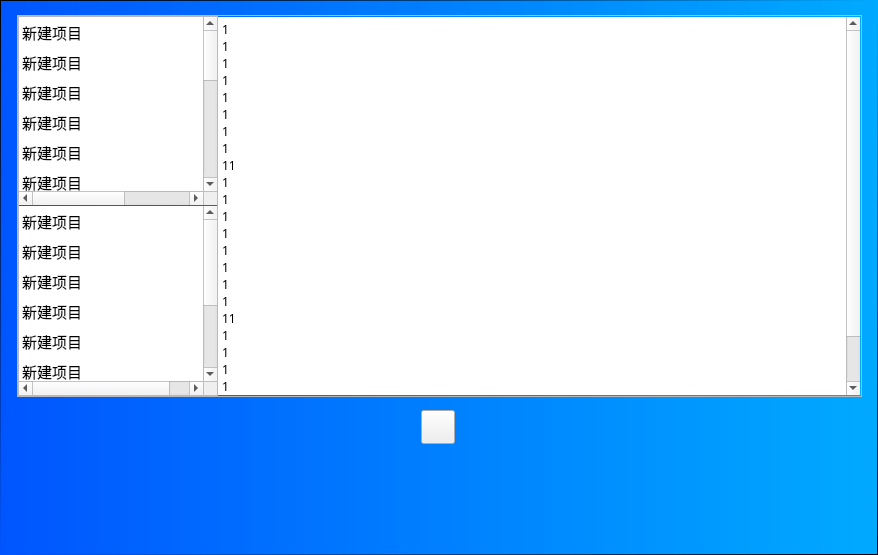
Above: KinectServer/KinectServer.ui from jammgit/KinectServer before the change. Below: the same form after it.
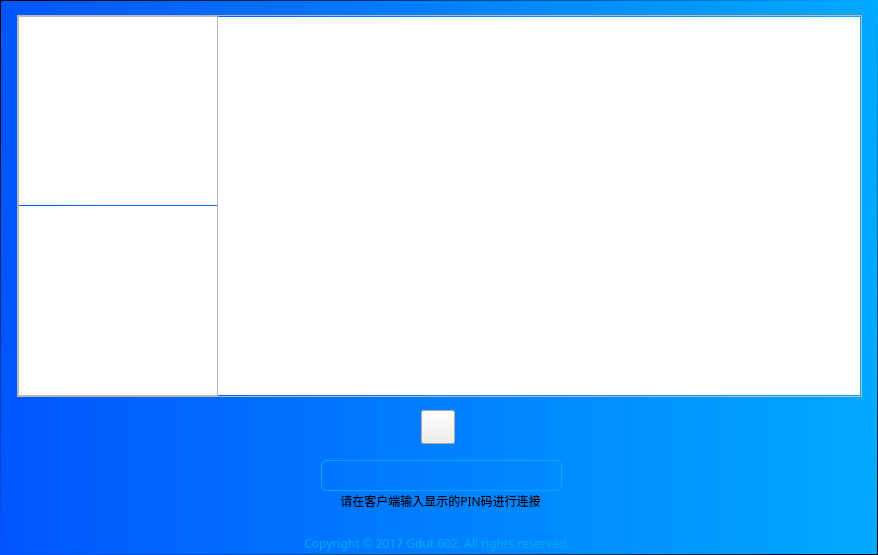
That is the form after the change. Icons and pictures are not drawn.

Commit message: 1.连接请求协议添加发送设备名 2.数据请求状态机更改，支持多设备 3.添加网络监测 4.添加PIN码连接功能 5.添加套接字保活 6.AsyncTcpConnection 关闭套接字时，HandleRead还有回调，所以不能将Socket置为NULL

```diff
--- a/KinectServer/KinectServer.ui
+++ b/KinectServer/KinectServer.ui
@@ -158,91 +158,6 @@
           <property name="spacing">
            <number>1</number>
           </property>
-          <item>
-           <property name="text">
-            <string>新建项目</string>
-           </property>
-          </item>
-          <item>
-           <property name="text">
-            <string>新建项目</string>
-           </property>
-          </item>
-          <item>
-           <property name="text">
-            <string>新建项目</string>
-           </property>
-          </item>
-          <item>
-           <property name="text">
-            <string>新建项目</string>
-           </property>
-          </item>
-          <item>
-           <property name="text">
-            <string>新建项目</string>
-           </property>
-          </item>
-          <item>
-           <property name="text">
-            <string>新建项目</string>
-           </property>
-          </item>
-          <item>
-           <property name="text">
-            <string>新建项目</string>
-           </property>
-          </item>
-          <item>
-           <property name="text">
-            <string>新建项目</string>
-           </property>
-          </item>
-          <item>
-           <property name="text">
-            <string>新建项目</string>
-           </property>
-          </item>
-          <item>
-           <property name="text">
-            <string>新建项目</string>
-           </property>
-          </item>
-          <item>
-           <property name="text">
-            <string>新建项目</string>
-           </property>
-          </item>
-          <item>
-           <property name="text">
-            <string>新建项目</string>
-           </property>
-          </item>
-          <item>
-           <property name="text">
-            <string>新建项目</string>
-           </property>
-          </item>
-          <item>
-           <property name="text">
-            <string>新建项目</string>
-           </property>
-          </item>
-          <item>
-           <property name="text">
-            <string>新建项目</string>
-           </property>
-          </item>
-          <item>
-           <property name="text">
-            <string>ggggggggggggggggggggggggggggggggggggg</string>
-           </property>
-          </item>
-          <item>
-           <property name="text">
-            <string>新建项目</string>
-           </property>
-          </item>
          </widget>
         </item>
         <item>
@@ -292,56 +207,6 @@
           <property name="spacing">
            <number>1</number>
           </property>
-          <item>
-           <property name="text">
-            <string>新建项目</string>
-           </property>
-          </item>
-          <item>
-           <property name="text">
-            <string>新建项目</string>
-           </property>
-          </item>
-          <item>
-           <property name="text">
-            <string>新建项目</string>
-           </property>
-          </item>
-          <item>
-           <property name="text">
-            <string>新建项目</string>
-           </property>
-          </item>
-          <item>
-           <property name="text">
-            <string>新建项目</string>
-           </property>
-          </item>
-          <item>
-           <property name="text">
-            <string>新建项目</string>
-           </property>
-          </item>
-          <item>
-           <property name="text">
-            <string>新建项目</string>
-           </property>
-          </item>
-          <item>
-           <property name="text">
-            <string>新建项目</string>
-           </property>
-          </item>
-          <item>
-           <property name="text">
-            <string>ffffffffffffffffffffffffffffffffffffffffffffffffffff</string>
-           </property>
-          </item>
-          <item>
-           <property name="text">
-            <string>新建项目</string>
-           </property>
-          </item>
          </widget>
         </item>
        </layout>
@@ -390,31 +255,7 @@
 &lt;html&gt;&lt;head&gt;&lt;meta name=&quot;qrichtext&quot; content=&quot;1&quot; /&gt;&lt;style type=&quot;text/css&quot;&gt;
 p, li { white-space: pre-wrap; }
 &lt;/style&gt;&lt;/head&gt;&lt;body style=&quot; font-family:'微软雅黑'; font-size:12px; font-weight:400; font-style:normal;&quot;&gt;
-&lt;p style=&quot; margin-top:0px; margin-bottom:0px; margin-left:0px; margin-right:0px; -qt-block-indent:0; text-indent:0px;&quot;&gt;&lt;span style=&quot; font-size:12px;&quot;&gt;1&lt;/span&gt;&lt;/p&gt;
-&lt;p style=&quot; margin-top:0px; margin-bottom:0px; margin-left:0px; margin-right:0px; -qt-block-indent:0; text-indent:0px;&quot;&gt;&lt;span style=&quot; font-size:12px;&quot;&gt;1&lt;/span&gt;&lt;/p&gt;
-&lt;p style=&quot; margin-top:0px; margin-bottom:0px; margin-left:0px; margin-right:0px; -qt-block-indent:0; text-indent:0px;&quot;&gt;&lt;span style=&quot; font-size:12px;&quot;&gt;1&lt;/span&gt;&lt;/p&gt;
-&lt;p style=&quot; margin-top:0px; margin-bottom:0px; margin-left:0px; margin-right:0px; -qt-block-indent:0; text-indent:0px;&quot;&gt;&lt;span style=&quot; font-size:12px;&quot;&gt;1&lt;/span&gt;&lt;/p&gt;
-&lt;p style=&quot; margin-top:0px; margin-bottom:0px; margin-left:0px; margin-right:0px; -qt-block-indent:0; text-indent:0px;&quot;&gt;&lt;span style=&quot; font-size:12px;&quot;&gt;1&lt;/span&gt;&lt;/p&gt;
-&lt;p style=&quot; margin-top:0px; margin-bottom:0px; margin-left:0px; margin-right:0px; -qt-block-indent:0; text-indent:0px;&quot;&gt;&lt;span style=&quot; font-size:12px;&quot;&gt;1&lt;/span&gt;&lt;/p&gt;
-&lt;p style=&quot; margin-top:0px; margin-bottom:0px; margin-left:0px; margin-right:0px; -qt-block-indent:0; text-indent:0px;&quot;&gt;&lt;span style=&quot; font-size:12px;&quot;&gt;1&lt;/span&gt;&lt;/p&gt;
-&lt;p style=&quot; margin-top:0px; margin-bottom:0px; margin-left:0px; margin-right:0px; -qt-block-indent:0; text-indent:0px;&quot;&gt;&lt;span style=&quot; font-size:12px;&quot;&gt;1&lt;/span&gt;&lt;/p&gt;
-&lt;p style=&quot; margin-top:0px; margin-bottom:0px; margin-left:0px; margin-right:0px; -qt-block-indent:0; text-indent:0px;&quot;&gt;&lt;span style=&quot; font-size:12px;&quot;&gt;11&lt;/span&gt;&lt;/p&gt;
-&lt;p style=&quot; margin-top:0px; margin-bottom:0px; margin-left:0px; margin-right:0px; -qt-block-indent:0; text-indent:0px;&quot;&gt;&lt;span style=&quot; font-size:12px;&quot;&gt;1&lt;/span&gt;&lt;/p&gt;
-&lt;p style=&quot; margin-top:0px; margin-bottom:0px; margin-left:0px; margin-right:0px; -qt-block-indent:0; text-indent:0px;&quot;&gt;&lt;span style=&quot; font-size:12px;&quot;&gt;1&lt;/span&gt;&lt;/p&gt;
-&lt;p style=&quot; margin-top:0px; margin-bottom:0px; margin-left:0px; margin-right:0px; -qt-block-indent:0; text-indent:0px;&quot;&gt;&lt;span style=&quot; font-size:12px;&quot;&gt;1&lt;/span&gt;&lt;/p&gt;
-&lt;p style=&quot; margin-top:0px; margin-bottom:0px; margin-left:0px; margin-right:0px; -qt-block-indent:0; text-indent:0px;&quot;&gt;&lt;span style=&quot; font-size:12px;&quot;&gt;1&lt;/span&gt;&lt;/p&gt;
-&lt;p style=&quot; margin-top:0px; margin-bottom:0px; margin-left:0px; margin-right:0px; -qt-block-indent:0; text-indent:0px;&quot;&gt;&lt;span style=&quot; font-size:12px;&quot;&gt;1&lt;/span&gt;&lt;/p&gt;
-&lt;p style=&quot; margin-top:0px; margin-bottom:0px; margin-left:0px; margin-right:0px; -qt-block-indent:0; text-indent:0px;&quot;&gt;&lt;span style=&quot; font-size:12px;&quot;&gt;1&lt;/span&gt;&lt;/p&gt;
-&lt;p style=&quot; margin-top:0px; margin-bottom:0px; margin-left:0px; margin-right:0px; -qt-block-indent:0; text-indent:0px;&quot;&gt;&lt;span style=&quot; font-size:12px;&quot;&gt;1&lt;/span&gt;&lt;/p&gt;
-&lt;p style=&quot; margin-top:0px; margin-bottom:0px; margin-left:0px; margin-right:0px; -qt-block-indent:0; text-indent:0px;&quot;&gt;&lt;span style=&quot; font-size:12px;&quot;&gt;1&lt;/span&gt;&lt;/p&gt;
-&lt;p style=&quot; margin-top:0px; margin-bottom:0px; margin-left:0px; margin-right:0px; -qt-block-indent:0; text-indent:0px;&quot;&gt;&lt;span style=&quot; font-size:12px;&quot;&gt;11&lt;/span&gt;&lt;/p&gt;
-&lt;p style=&quot; margin-top:0px; margin-bottom:0px; margin-left:0px; margin-right:0px; -qt-block-indent:0; text-indent:0px;&quot;&gt;&lt;span style=&quot; font-size:12px;&quot;&gt;1&lt;/span&gt;&lt;/p&gt;
-&lt;p style=&quot; margin-top:0px; margin-bottom:0px; margin-left:0px; margin-right:0px; -qt-block-indent:0; text-indent:0px;&quot;&gt;&lt;span style=&quot; font-size:12px;&quot;&gt;1&lt;/span&gt;&lt;/p&gt;
-&lt;p style=&quot; margin-top:0px; margin-bottom:0px; margin-left:0px; margin-right:0px; -qt-block-indent:0; text-indent:0px;&quot;&gt;&lt;span style=&quot; font-size:12px;&quot;&gt;1&lt;/span&gt;&lt;/p&gt;
-&lt;p style=&quot; margin-top:0px; margin-bottom:0px; margin-left:0px; margin-right:0px; -qt-block-indent:0; text-indent:0px;&quot;&gt;&lt;span style=&quot; font-size:12px;&quot;&gt;1&lt;/span&gt;&lt;/p&gt;
-&lt;p style=&quot; margin-top:0px; margin-bottom:0px; margin-left:0px; margin-right:0px; -qt-block-indent:0; text-indent:0px;&quot;&gt;&lt;span style=&quot; font-size:12px;&quot;&gt;1&lt;/span&gt;&lt;/p&gt;
-&lt;p style=&quot; margin-top:0px; margin-bottom:0px; margin-left:0px; margin-right:0px; -qt-block-indent:0; text-indent:0px;&quot;&gt;&lt;span style=&quot; font-size:12px;&quot;&gt;1&lt;/span&gt;&lt;/p&gt;
-&lt;p style=&quot; margin-top:0px; margin-bottom:0px; margin-left:0px; margin-right:0px; -qt-block-indent:0; text-indent:0px;&quot;&gt;&lt;span style=&quot; font-size:12px;&quot;&gt;1&lt;/span&gt;&lt;/p&gt;&lt;/body&gt;&lt;/html&gt;</string>
+&lt;p style=&quot;-qt-paragraph-type:empty; margin-top:0px; margin-bottom:0px; margin-left:0px; margin-right:0px; -qt-block-indent:0; text-indent:0px;&quot;&gt;&lt;br /&gt;&lt;/p&gt;&lt;/body&gt;&lt;/html&gt;</string>
        </property>
       </widget>
      </item>
@@ -451,6 +292,144 @@
      <string/>
     </property>
    </widget>
+   <widget class="QLabel" name="label">
+    <property name="geometry">
+     <rect>
+      <x>20</x>
+      <y>510</y>
+      <width>34</width>
+      <height>34</height>
+     </rect>
+    </property>
+    <property name="styleSheet">
+     <string notr="true"/>
+    </property>
+    <property name="text">
+     <string/>
+    </property>
+    <property name="scaledContents">
+     <bool>true</bool>
+    </property>
+   </widget>
+   <widget class="QLabel" name="label_2">
+    <property name="geometry">
+     <rect>
+      <x>60</x>
+      <y>520</y>
+      <width>111</width>
+      <height>21</height>
+     </rect>
+    </property>
+    <property name="font">
+     <font>
+      <family>微软雅黑</family>
+      <pointsize>11</pointsize>
+      <weight>50</weight>
+      <bold>false</bold>
+     </font>
+    </property>
+    <property name="styleSheet">
+     <string notr="true"/>
+    </property>
+    <property name="text">
+     <string/>
+    </property>
+   </widget>
+   <widget class="QLineEdit" name="lineEdit">
+    <property name="geometry">
+     <rect>
+      <x>321</x>
+      <y>460</y>
+      <width>241</width>
+      <height>31</height>
+     </rect>
+    </property>
+    <property name="font">
+     <font>
+      <family>Consolas</family>
+      <pointsize>11</pointsize>
+      <weight>50</weight>
+      <bold>false</bold>
+     </font>
+    </property>
+    <property name="cursor">
+     <cursorShape>PointingHandCursor</cursorShape>
+    </property>
+    <property name="toolTip">
+     <string>PIN</string>
+    </property>
+    <property name="styleSheet">
+     <string notr="true">border:1px solid #000000;
+border-color: rgb(0, 170, 255);
+color: rgb(255, 0, 0);
+border-radius:5px;
+background:transparent;</string>
+    </property>
+    <property name="inputMask">
+     <string/>
+    </property>
+    <property name="text">
+     <string/>
+    </property>
+    <property name="alignment">
+     <set>Qt::AlignCenter</set>
+    </property>
+    <property name="readOnly">
+     <bool>true</bool>
+    </property>
+   </widget>
+   <widget class="QLabel" name="label_3">
+    <property name="geometry">
+     <rect>
+      <x>335</x>
+      <y>490</y>
+      <width>211</width>
+      <height>21</height>
+     </rect>
+    </property>
+    <property name="font">
+     <font>
+      <family>微软雅黑</family>
+      <weight>50</weight>
+      <bold>false</bold>
+     </font>
+    </property>
+    <property name="styleSheet">
+     <string notr="true"/>
+    </property>
+    <property name="text">
+     <string>请在客户端输入显示的PIN码进行连接</string>
+    </property>
+    <property name="alignment">
+     <set>Qt::AlignCenter</set>
+    </property>
+   </widget>
+   <widget class="QLabel" name="label_4">
+    <property name="geometry">
+     <rect>
+      <x>238</x>
+      <y>535</y>
+      <width>401</width>
+      <height>16</height>
+     </rect>
+    </property>
+    <property name="font">
+     <font>
+      <family>微软雅黑</family>
+     </font>
+    </property>
+    <property name="styleSheet">
+     <string notr="true">color: rgb(0, 170, 255);
+
+</string>
+    </property>
+    <property name="text">
+     <string>Copyright © 2017 Gdut 602. All rights reserved. </string>
+    </property>
+    <property name="alignment">
+     <set>Qt::AlignCenter</set>
+    </property>
+   </widget>
   </widget>
  </widget>
  <layoutdefault spacing="6" margin="11"/>
```
Left out of the diff: 5 changed lines with no effect on the pictures. The commit also changes 27 other files.
